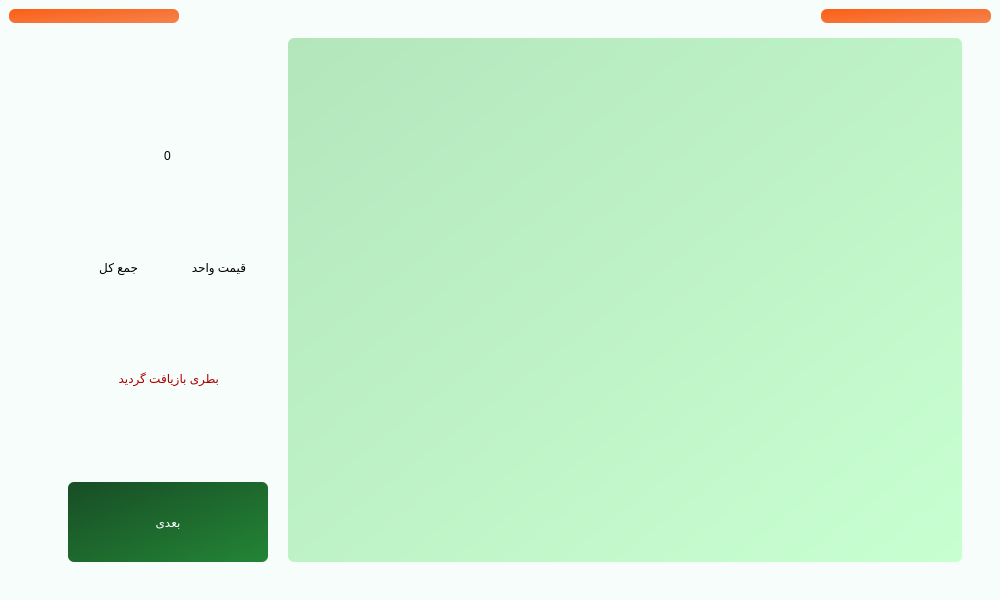
Qt form main.ui (Farazist/raspberrypi-app) before a commit.
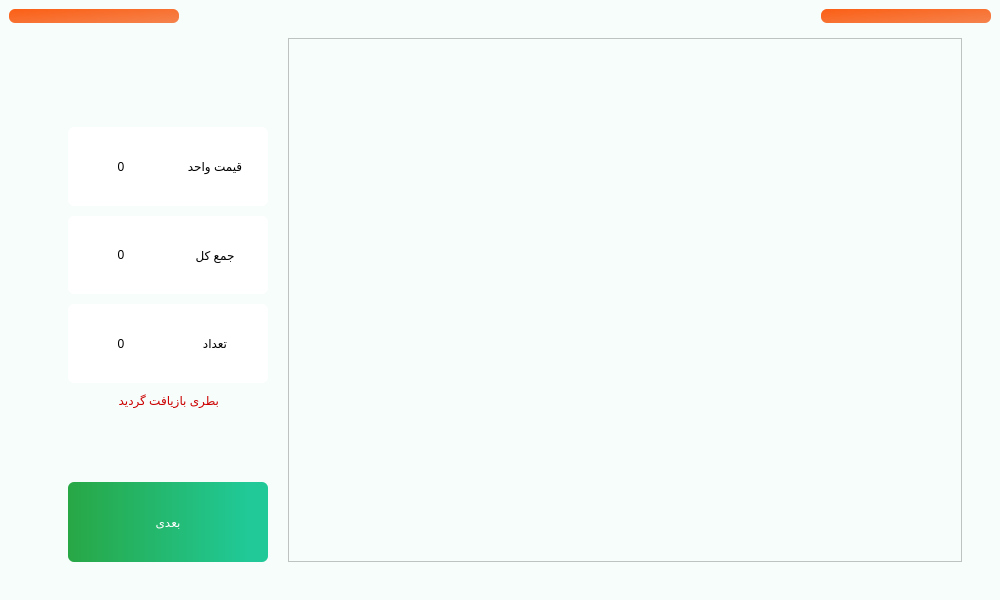
The same form after that commit. The open tabs and pages were chosen to show the change. Icons and pictures are not drawn.

Patch:
```diff
--- a/main.ui
+++ b/main.ui
@@ -254,58 +254,6 @@
           <property name="frameShape">
            <enum>QFrame::StyledPanel</enum>
           </property>
-          <property name="frameShadow">
-           <enum>QFrame::Raised</enum>
-          </property>
-          <layout class="QHBoxLayout" name="horizontalLayout_15">
-           <item>
-            <widget class="QLabel" name="label_14">
-             <property name="styleSheet">
-              <string notr="true">font: 22pt &quot;IRANSans&quot;;
-color: rgb(0, 0, 0);
-background-color: none;
-</string>
-             </property>
-             <property name="text">
-              <string>را کلیک کنید</string>
-             </property>
-            </widget>
-           </item>
-           <item>
-            <widget class="QPushButton" name="btnHere">
-             <property name="styleSheet">
-              <string notr="true">color: rgb(204, 0, 0);
-font: 24pt &quot;IRANSans&quot;;
-background-color: none;
-outline-style: none;</string>
-             </property>
-             <property name="text">
-              <string>اینجا</string>
-             </property>
-             <property name="autoDefault">
-              <bool>false</bool>
-             </property>
-             <property name="flat">
-              <bool>true</bool>
-             </property>
-            </widget>
-           </item>
-           <item>
-            <widget class="QLabel" name="label_13">
-             <property name="styleSheet">
-              <string notr="true">font: 22pt &quot;IRANSans&quot;;
-background-color: none;
-color: rgb(0, 0, 0);</string>
-             </property>
-             <property name="text">
-              <string>برای ورود</string>
-             </property>
-             <property name="alignment">
-              <set>Qt::AlignCenter</set>
-             </property>
-            </widget>
-           </item>
-          </layout>
          </widget>
         </item>
        </layout>
@@ -1978,7 +1926,7 @@
           <item>
            <layout class="QVBoxLayout" name="verticalLayout_18">
             <property name="spacing">
-             <number>0</number>
+             <number>10</number>
             </property>
             <item>
              <layout class="QFormLayout" name="formLayout"/>
@@ -1993,80 +1941,153 @@
               </property>
              </widget>
             </item>
-            <item alignment="Qt::AlignHCenter|Qt::AlignTop">
-             <widget class="QLabel" name="lblSelectedItemCount">
+            <item>
+             <widget class="QWidget" name="widget" native="true">
+              <property name="maximumSize">
+               <size>
+                <width>16777215</width>
+                <height>80</height>
+               </size>
+              </property>
               <property name="styleSheet">
-               <string notr="true">font: 87 32pt &quot;IRANSansFaNum Black&quot;;</string>
+               <string notr="true">background-color: rgb(255, 255, 255);
+border-radius: 6px;</string>
               </property>
-              <property name="text">
-               <string>&lt;html&gt;&lt;head/&gt;&lt;body&gt;&lt;p&gt;0&lt;/p&gt;&lt;/body&gt;&lt;/html&gt;</string>
+              <layout class="QHBoxLayout" name="horizontalLayout">
+               <item>
+                <widget class="QLabel" name="lblUnit">
+                 <property name="styleSheet">
+                  <string notr="true">font: 87 30pt &quot;IRANSansFaNum Black&quot;;
+</string>
+                 </property>
+                 <property name="text">
+                  <string>0</string>
+                 </property>
+                 <property name="alignment">
+                  <set>Qt::AlignCenter</set>
+                 </property>
+                </widget>
+               </item>
+               <item>
+                <widget class="QLabel" name="UnitPrice">
+                 <property name="styleSheet">
+                  <string notr="true">font: 22pt &quot;IRANSans&quot;;</string>
+                 </property>
+                 <property name="text">
+                  <string>قیمت واحد</string>
+                 </property>
+                 <property name="alignment">
+                  <set>Qt::AlignCenter</set>
+                 </property>
+                </widget>
+               </item>
+              </layout>
+             </widget>
+            </item>
+            <item>
+             <widget class="QWidget" name="widget_2" native="true">
+              <property name="maximumSize">
+               <size>
+                <width>16777215</width>
+                <height>80</height>
+               </size>
               </property>
+              <property name="styleSheet">
+               <string notr="true">background-color: rgb(255, 255, 255);
+border-radius: 6px;</string>
+              </property>
+              <layout class="QHBoxLayout" name="horizontalLayout_16">
+               <item>
+                <widget class="QLabel" name="lblTotal">
+                 <property name="styleSheet">
+                  <string notr="true">font: 87 30pt &quot;IRANSansFaNum Black&quot;;
+</string>
+                 </property>
+                 <property name="text">
+                  <string>0</string>
+                 </property>
+                 <property name="alignment">
+                  <set>Qt::AlignCenter</set>
+                 </property>
+                </widget>
+               </item>
+               <item>
+                <widget class="QLabel" name="TotalPrice">
+                 <property name="styleSheet">
+                  <string notr="true">font: 22pt &quot;IRANSans&quot;;</string>
+                 </property>
+                 <property name="text">
+                  <string>جمع کل</string>
+                 </property>
+                 <property name="alignment">
+                  <set>Qt::AlignCenter</set>
+                 </property>
+                </widget>
+               </item>
+              </layout>
              </widget>
             </item>
             <item>
-             <layout class="QHBoxLayout" name="horizontalLayout_16">
-              <item>
-               <layout class="QVBoxLayout" name="verticalLayout_28">
-                <item alignment="Qt::AlignHCenter|Qt::AlignTop">
-                 <widget class="QLabel" name="TotalPrice">
-                  <property name="styleSheet">
-                   <string notr="true">font: 22pt &quot;IRANSans&quot;;</string>
-                  </property>
-                  <property name="text">
-                   <string>جمع کل</string>
-                  </property>
-                 </widget>
-                </item>
-                <item alignment="Qt::AlignHCenter|Qt::AlignTop">
-                 <widget class="QLabel" name="lblTotal">
-                  <property name="styleSheet">
-                   <string notr="true">font: 87 28pt &quot;IRANSansFaNum Black&quot;;</string>
-                  </property>
-                  <property name="text">
-                   <string/>
-                  </property>
-                 </widget>
-                </item>
-               </layout>
-              </item>
-              <item>
-               <layout class="QVBoxLayout" name="verticalLayout_27">
-                <item alignment="Qt::AlignHCenter|Qt::AlignTop">
-                 <widget class="QLabel" name="UnitPrice">
-                  <property name="styleSheet">
-                   <string notr="true">font: 22pt &quot;IRANSans&quot;;</string>
-                  </property>
-                  <property name="text">
-                   <string>قیمت واحد</string>
-                  </property>
-                 </widget>
-                </item>
-                <item alignment="Qt::AlignHCenter|Qt::AlignTop">
-                 <widget class="QLabel" name="lblUnit">
-                  <property name="styleSheet">
-                   <string notr="true">font: 87 28pt &quot;IRANSansFaNum Black&quot;;</string>
-                  </property>
-                  <property name="text">
-                   <string/>
-                  </property>
-                 </widget>
-                </item>
-               </layout>
-              </item>
-             </layout>
+             <widget class="QWidget" name="widget_3" native="true">
+              <property name="maximumSize">
+               <size>
+                <width>16777215</width>
+                <height>80</height>
+               </size>
+              </property>
+              <property name="styleSheet">
+               <string notr="true">background-color: rgb(255, 255, 255);
+border-radius: 6px;</string>
+              </property>
+              <layout class="QHBoxLayout" name="horizontalLayout_15">
+               <item>
+                <widget class="QLabel" name="lblSelectedItemCount">
+                 <property name="maximumSize">
+                  <size>
+                   <width>16777215</width>
+                   <height>80</height>
+                  </size>
+                 </property>
+                 <property name="styleSheet">
+                  <string notr="true">font: 87 30pt &quot;IRANSansFaNum Black&quot;;
+</string>
+                 </property>
+                 <property name="text">
+                  <string>0</string>
+                 </property>
+                 <property name="alignment">
+                  <set>Qt::AlignCenter</set>
+                 </property>
+                </widget>
+               </item>
+               <item>
+                <widget class="QLabel" name="label_14">
+                 <property name="styleSheet">
+                  <string notr="true">font: 22pt &quot;IRANSans&quot;;</string>
+                 </property>
+                 <property name="text">
+                  <string>تعداد</string>
+                 </property>
+                 <property name="alignment">
+                  <set>Qt::AlignCenter</set>
+                 </property>
+                </widget>
+               </item>
+              </layout>
+             </widget>
             </item>
             <item alignment="Qt::AlignHCenter|Qt::AlignTop">
              <widget class="QLabel" name="lblRecycledDone">
               <property name="styleSheet">
                <string notr="true">font: 32pt &quot;IRANSans&quot;;
-color: rgb(170, 0, 0);</string>
+color: rgb(204, 0, 0);</string>
               </property>
               <property name="text">
                <string>بطری بازیافت گردید</string>
               </property>
              </widget>
             </item>
-            <item alignment="Qt::AlignHCenter">
+            <item>
              <widget class="QPushButton" name="btnRecycleItem">
               <property name="minimumSize">
                <size>
@@ -2076,14 +2097,14 @@
               </property>
               <property name="maximumSize">
                <size>
-                <width>250</width>
+                <width>11160</width>
                 <height>80</height>
                </size>
               </property>
               <property name="styleSheet">
-               <string notr="true">background: qlineargradient(x1:0, y1:0, x2:1, y2:1, stop:0 #184d26, stop:1 #238535);
+               <string notr="true">background-color: qlineargradient(spread:pad, x1:0, y1:0, x2:0.9, y2:0,x3:1, y3:0, stop:0 #28a745, stop:1#20c997,  stop:2 #17a2b8);
+color: rgb(255, 255, 255);
 font: 24pt &quot;IRANSans&quot;;
-color: #ffffff; 
 padding: 3px; 
 border: none; 
 border-radius: 6px;
@@ -2097,12 +2118,12 @@
            </layout>
           </item>
           <item>
-           <widget class="QWidget" name="FrameDelivery" native="true">
-            <property name="sizePolicy">
-             <sizepolicy hsizetype="Expanding" vsizetype="Expanding">
-              <horstretch>0</horstretch>
-              <verstretch>0</verstretch>
-             </sizepolicy>
+           <widget class="QScrollArea" name="scrollAreaDelivery">
+            <property name="minimumSize">
+             <size>
+              <width>400</width>
+              <height>0</height>
+             </size>
             </property>
             <property name="maximumSize">
              <size>
@@ -2111,11 +2132,28 @@
              </size>
             </property>
             <property name="styleSheet">
-             <string notr="true">border-color: rgb(0, 85, 255);
-background: qlineargradient(x1:0, y1:0, x2:1, y2:1, stop:0 #b4e6bc, stop:1 #c8ffd1);
-color: rgb(180, 230, 188);
-border-radius: 6px;</string>
+             <string notr="true">QScrollBar:vertical { width: 40px;background-color: qlineargradient( x1:0, y1:0, x2:0.9, y2:0,x3:1, y3:0, stop:0 #28a745, stop:1#20c997,  stop:2 #17a2b8); }
+</string>
             </property>
+            <property name="widgetResizable">
+             <bool>true</bool>
+            </property>
+            <widget class="QWidget" name="scrollAreaWidgetDelivery">
+             <property name="geometry">
+              <rect>
+               <x>0</x>
+               <y>0</y>
+               <width>526</width>
+               <height>448</height>
+              </rect>
+             </property>
+             <property name="maximumSize">
+              <size>
+               <width>16777215</width>
+               <height>16777215</height>
+              </size>
+             </property>
+            </widget>
            </widget>
           </item>
          </layout>
```
Left out of the diff: 225 changed lines with no effect on the pictures.
